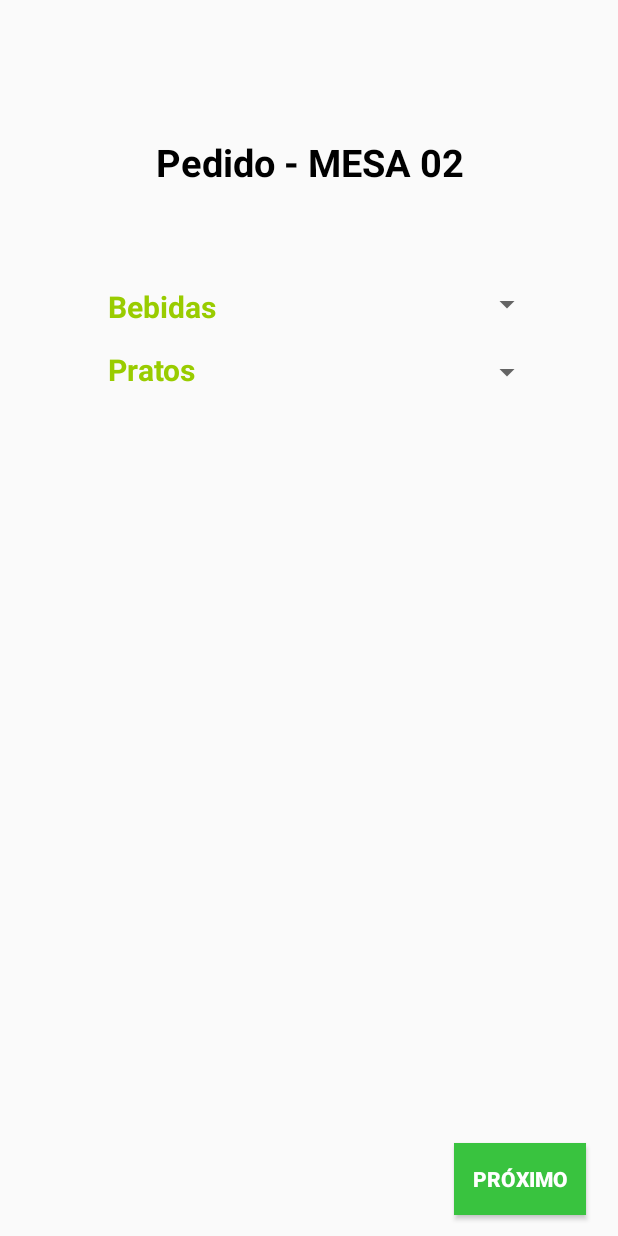
After one commit to Claudyelle/pi2017, an Android app: the layout fragment_tela2.xml on its own in the app's theme, with its tools: preview values and no code run, on a phone screen of 412 x 824 dp. The commit adds this screen. Run offline under Robolectric (Android 15) with nearby library versions, the phone set to English and light mode, and no system bars.

Commit message:
tela 2 bugada

```diff
--- /dev/null
+++ b/ComandaVirtualnova/app/src/main/res/layout/fragment_tela2.xml
@@ -0,0 +1,103 @@
+<FrameLayout xmlns:android="http://schemas.android.com/apk/res/android"
+    xmlns:tools="http://schemas.android.com/tools"
+    android:layout_width="match_parent"
+    android:layout_height="match_parent"
+    tools:context="layout.tela2">
+
+    <!-- TODO: Update blank fragment layout -->
+
+    <RelativeLayout
+        android:layout_width="match_parent"
+        android:layout_height="166dp"
+        android:layout_marginTop="165dp">
+
+        <Spinner
+            android:id="@+id/spinner1"
+            android:layout_width="match_parent"
+            android:layout_height="wrap_content"
+            android:layout_alignParentLeft="true"
+            android:layout_alignParentStart="true"
+            android:layout_alignParentTop="true"
+            android:layout_marginRight="50dp"
+            android:layout_marginTop="25dp"
+            tools:clickable="true" />
+
+        <TextView
+            android:id="@+id/textView"
+            android:layout_width="wrap_content"
+            android:layout_height="wrap_content"
+            android:layout_marginLeft="72dp"
+            android:layout_marginStart="72dp"
+            android:fontFamily="sans-serif"
+            android:text="Bebidas"
+            android:textColor="@android:color/holo_green_light"
+            android:textSize="20sp"
+            android:textStyle="bold"
+            android:layout_alignTop="@+id/spinner1"
+            android:layout_alignParentLeft="true"
+            android:layout_alignParentStart="true" />
+
+        <Spinner
+            android:id="@+id/spinner"
+            android:layout_width="match_parent"
+            android:layout_height="wrap_content"
+            android:layout_alignParentLeft="true"
+            android:layout_alignParentStart="true"
+            android:layout_centerVertical="true"
+            android:layout_marginRight="50dp" />
+
+        <TextView
+            android:id="@+id/textView2"
+            android:layout_width="wrap_content"
+            android:layout_height="wrap_content"
+            android:layout_alignBottom="@+id/spinner"
+            android:layout_alignLeft="@+id/textView"
+            android:layout_alignStart="@+id/textView"
+            android:text="Pratos"
+            android:textColor="@android:color/holo_green_light"
+            android:textSize="20sp"
+            android:textStyle="bold" />
+    </RelativeLayout>
+
+    <RelativeLayout
+        android:layout_width="match_parent"
+        android:layout_height="56dp"
+        android:layout_marginTop="80dp">
+
+        <TextView
+            android:id="@+id/textView9"
+            android:layout_width="wrap_content"
+            android:layout_height="wrap_content"
+            android:layout_centerHorizontal="true"
+            android:layout_centerVertical="true"
+            android:text="Pedido - MESA 02"
+            android:textAlignment="center"
+            android:textColor="@android:color/black"
+            android:textSize="25sp"
+            android:textStyle="bold" />
+    </RelativeLayout>
+
+    <RelativeLayout
+        android:layout_width="match_parent"
+        android:layout_height="match_parent"
+        android:layout_marginTop="340dp">
+
+        <Button
+            android:id="@+id/button"
+            android:layout_width="wrap_content"
+            android:layout_height="wrap_content"
+            android:layout_alignParentBottom="true"
+            android:layout_alignParentEnd="true"
+            android:layout_alignParentRight="true"
+            android:layout_marginBottom="14dp"
+            android:layout_marginEnd="21dp"
+            android:layout_marginRight="21dp"
+            android:background="@color/colorAccent"
+            android:text="Próximo"
+            android:textColor="@android:color/background_light"
+            android:textColorLink="@color/colorAccent"
+            android:textStyle="bold"
+            tools:clickable="true" />
+    </RelativeLayout>
+
+</FrameLayout>
--- a/ComandaVirtualnova/app/src/main/res/values/strings.xml
+++ b/ComandaVirtualnova/app/src/main/res/values/strings.xml
@@ -113,7 +113,7 @@
     <string name="title_activity_fullscreen">FullscreenActivity</string>
     <string name="dummy_button">Dummy Button</string>
     <string name="dummy_content">DUMMY\nCONTENT</string>
-=======
+    =======
     <string name="finalizar">Finalizar</string>
->>>>>>> a5e41310f4d11a8a10e57a4c795361412cc3963f
+    >>>>>>> a5e41310f4d11a8a10e57a4c795361412cc3963f
 </resources>
--- a/ComandaVirtualnova/build.gradle
+++ b/ComandaVirtualnova/build.gradle
@@ -5,7 +5,7 @@ buildscript {
         jcenter()
     }
     dependencies {
-        classpath 'com.android.tools.build:gradle:3.0.0'
+        classpath 'com.android.tools.build:gradle:2.3.3'
 
         // NOTE: Do not place your application dependencies here; they belong
         // in the individual module build.gradle files
```
Also changed, not shown: ComandaVirtualnova/app/src/main/java/android/usuario/comandavirtual/MainActivity.java (+21 -1 lines), ComandaVirtualnova/app/src/main/java/layout/tela2.java (added, +109 -0 lines), ComandaVirtualnova/app/src/main/res/layout/activity_main.xml (+4 -5 lines), ComandaVirtualnova/app/src/main/res/layout/fragment_blank.xml (+10 -14 lines).
